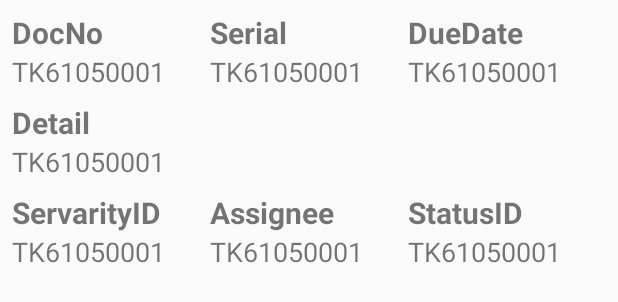
After one commit to masterUNG/TicketService, an Android app: the layout listview_show_item.xml on its own in the app's theme, with its tools: preview values and no code run, on a phone screen of 412 x 824 dp. The commit adds this screen. Shown: the top 302 px of the screen. Run offline under Robolectric (Android 15) with nearby library versions, the phone set to English and light mode, and no system bars.

Commit message:
Before Lunch

```diff
--- /dev/null
+++ b/app/src/main/res/layout/listview_show_item.xml
@@ -0,0 +1,205 @@
+<?xml version="1.0" encoding="utf-8"?>
+<LinearLayout xmlns:android="http://schemas.android.com/apk/res/android"
+    android:padding="8dp"
+    android:layout_width="match_parent"
+    android:layout_height="wrap_content"
+    android:orientation="vertical">
+
+    <!--First-->
+    <LinearLayout
+        android:layout_width="match_parent"
+        android:layout_height="wrap_content"
+        android:orientation="horizontal">
+
+        <!--DocNo-->
+        <LinearLayout
+            android:layout_width="0dp"
+            android:layout_height="wrap_content"
+            android:layout_weight="1"
+            android:orientation="vertical">
+
+            <!--Title-->
+            <TextView
+                android:layout_width="wrap_content"
+                android:layout_height="wrap_content"
+                android:text="DocNo"
+                android:textSize="@dimen/h1"
+                android:textStyle="bold" />
+
+            <!--Value-->
+            <TextView
+                android:id="@+id/txtDocNo"
+                android:layout_width="wrap_content"
+                android:layout_height="wrap_content"
+                android:text="TK61050001"
+                android:textSize="@dimen/h2" />
+
+        </LinearLayout>
+
+        <!--Serial-->
+        <LinearLayout
+            android:layout_width="0dp"
+            android:layout_height="wrap_content"
+            android:layout_weight="1"
+            android:orientation="vertical">
+
+            <!--Title-->
+            <TextView
+                android:layout_width="wrap_content"
+                android:layout_height="wrap_content"
+                android:text="Serial"
+                android:textSize="@dimen/h1"
+                android:textStyle="bold" />
+
+            <!--Value-->
+            <TextView
+                android:id="@+id/txtSerial"
+                android:layout_width="wrap_content"
+                android:layout_height="wrap_content"
+                android:text="TK61050001"
+                android:textSize="@dimen/h2" />
+
+
+        </LinearLayout>
+
+        <!--DueDate-->
+        <LinearLayout
+            android:layout_width="0dp"
+            android:layout_height="wrap_content"
+            android:layout_weight="1"
+            android:orientation="vertical">
+
+            <!--Title-->
+            <TextView
+                android:layout_width="wrap_content"
+                android:layout_height="wrap_content"
+                android:text="DueDate"
+                android:textSize="@dimen/h1"
+                android:textStyle="bold" />
+
+            <!--Value-->
+            <TextView
+                android:id="@+id/txtDueDate"
+                android:layout_width="wrap_content"
+                android:layout_height="wrap_content"
+                android:text="TK61050001"
+                android:textSize="@dimen/h2" />
+
+        </LinearLayout>
+
+    </LinearLayout>
+
+    <!--Second-->
+    <LinearLayout
+        android:layout_marginBottom="8dp"
+        android:layout_marginTop="8dp"
+        android:layout_width="match_parent"
+        android:layout_height="wrap_content"
+        android:orientation="vertical">
+
+        <!--Title-->
+        <TextView
+            android:layout_width="wrap_content"
+            android:layout_height="wrap_content"
+            android:text="Detail"
+            android:textSize="@dimen/h1"
+            android:textStyle="bold" />
+
+        <!--Value-->
+        <TextView
+            android:ellipsize="end"
+            android:maxLines="2"
+            android:id="@+id/txtDetail"
+            android:layout_width="wrap_content"
+            android:layout_height="wrap_content"
+            android:text="TK61050001"
+            android:textSize="@dimen/h2" />
+
+
+    </LinearLayout>
+
+    <!--Third-->
+    <LinearLayout
+        android:layout_width="match_parent"
+        android:layout_height="wrap_content"
+        android:orientation="horizontal">
+
+        <!--DocNo-->
+        <LinearLayout
+            android:layout_width="0dp"
+            android:layout_height="wrap_content"
+            android:layout_weight="1"
+            android:orientation="vertical">
+
+            <!--Title-->
+            <TextView
+                android:layout_width="wrap_content"
+                android:layout_height="wrap_content"
+                android:text="ServarityID"
+                android:textSize="@dimen/h1"
+                android:textStyle="bold" />
+
+            <!--Value-->
+            <TextView
+                android:id="@+id/txtServarity"
+                android:layout_width="wrap_content"
+                android:layout_height="wrap_content"
+                android:text="TK61050001"
+                android:textSize="@dimen/h2" />
+
+        </LinearLayout>
+
+        <!--Serial-->
+        <LinearLayout
+            android:layout_width="0dp"
+            android:layout_height="wrap_content"
+            android:layout_weight="1"
+            android:orientation="vertical">
+
+            <!--Title-->
+            <TextView
+                android:layout_width="wrap_content"
+                android:layout_height="wrap_content"
+                android:text="Assignee"
+                android:textSize="@dimen/h1"
+                android:textStyle="bold" />
+
+            <!--Value-->
+            <TextView
+                android:id="@+id/txtAssign"
+                android:layout_width="wrap_content"
+                android:layout_height="wrap_content"
+                android:text="TK61050001"
+                android:textSize="@dimen/h2" />
+
+
+        </LinearLayout>
+
+        <!--DueDate-->
+        <LinearLayout
+            android:layout_width="0dp"
+            android:layout_height="wrap_content"
+            android:layout_weight="1"
+            android:orientation="vertical">
+
+            <!--Title-->
+            <TextView
+                android:layout_width="wrap_content"
+                android:layout_height="wrap_content"
+                android:text="StatusID"
+                android:textSize="@dimen/h1"
+                android:textStyle="bold" />
+
+            <!--Value-->
+            <TextView
+                android:id="@+id/txtStatus"
+                android:layout_width="wrap_content"
+                android:layout_height="wrap_content"
+                android:text="TK61050001"
+                android:textSize="@dimen/h2" />
+
+        </LinearLayout>
+
+    </LinearLayout>
+
+</LinearLayout>
--- a/app/src/main/res/values/dimens.xml
+++ b/app/src/main/res/values/dimens.xml
@@ -2,4 +2,6 @@
 <resources>
     <dimen name="margin">40dp</dimen>
     <dimen name="padding">16dp</dimen>
+    <dimen name="h1">20sp</dimen>
+    <dimen name="h2">18sp</dimen>
 </resources>
```
Also changed, not shown: app/src/main/java/masterung/androidthai/in/th/ticketservice/fragment/NewItemFragment.java (+28 -0 lines), app/src/main/java/masterung/androidthai/in/th/ticketservice/utility/MyConstance.java (+22 -0 lines), app/src/main/java/masterung/androidthai/in/th/ticketservice/utility/ShowListTicketAdapter.java (added, +75 -0 lines), app/src/main/res/layout/fragment_newitem.xml (+4 -5 lines).
